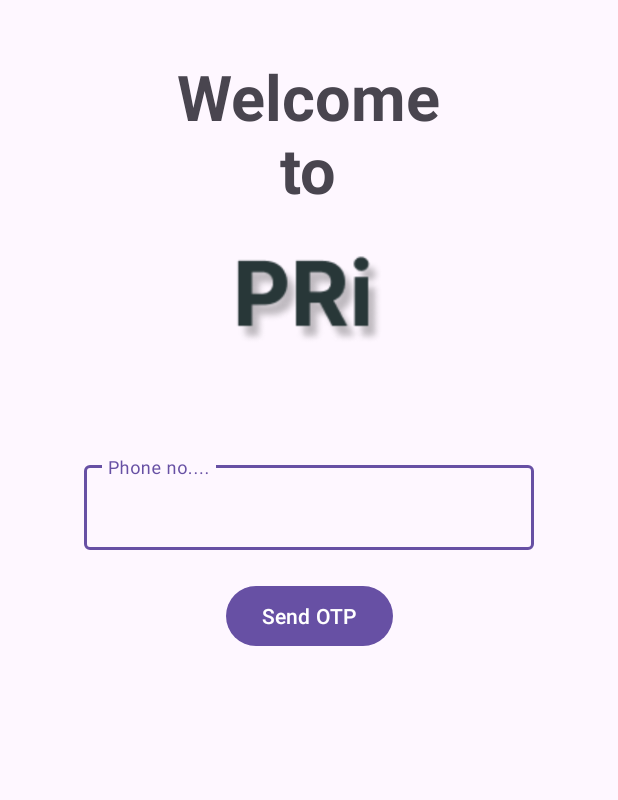
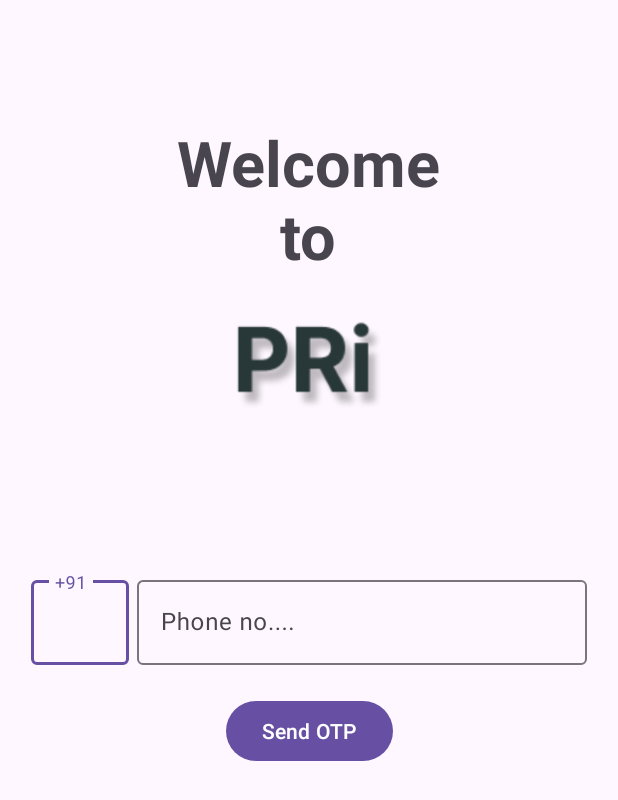
Before and after one commit to 5u00n/Priority, an Android app: the screen it shows after launch (LoginActivity), on a phone screen of 412 x 824 dp. Shown: the top 800 px of the screen. Run offline under Robolectric (Android 15) with nearby library versions, the phone set to English and light mode, and no system bars.

Commit message:
login design update

```diff
--- a/app/build.gradle
+++ b/app/build.gradle
@@ -27,6 +27,7 @@ android {
         sourceCompatibility JavaVersion.VERSION_1_8
         targetCompatibility JavaVersion.VERSION_1_8
     }
+
 }
 
 dependencies {
@@ -35,6 +36,7 @@ dependencies {
     implementation 'com.google.android.material:material:1.9.0'
     implementation 'androidx.constraintlayout:constraintlayout:2.1.4'
     implementation 'com.google.firebase:firebase-database-ktx:20.2.2'
+    implementation 'com.google.firebase:firebase-auth-ktx:22.1.2'
     testImplementation 'junit:junit:4.13.2'
     androidTestImplementation 'androidx.test.ext:junit:1.1.5'
     androidTestImplementation 'androidx.test.espresso:espresso-core:3.5.1'
--- a/app/src/main/java/dev/hembram/priority/MainActivity.java
+++ b/app/src/main/java/dev/hembram/priority/MainActivity.java
@@ -15,5 +15,6 @@ public class MainActivity extends AppCompatActivity {
         setContentView(R.layout.activity_main);
 
         startActivity(new Intent(this, LoginActivity.class));
+        finish();
     }
 }
--- /dev/null
+++ b/app/src/main/res/drawable/baseline_notification_add_24.xml
@@ -0,0 +1,5 @@
+<vector android:height="24dp" android:tint="#000000"
+    android:viewportHeight="24" android:viewportWidth="24"
+    android:width="24dp" xmlns:android="http://schemas.android.com/apk/res/android">
+    <path android:fillColor="@android:color/white" android:pathData="M10,20h4c0,1.1 -0.9,2 -2,2S10,21.1 10,20zM14,9c0,2.61 1.67,4.83 4,5.66L18,17h2v2H4v-2h2v-7c0,-2.79 1.91,-5.14 4.5,-5.8V3.5C10.5,2.67 11.17,2 12,2s1.5,0.67 1.5,1.5v0.7c0.71,0.18 1.36,0.49 1.95,0.9C14.54,6.14 14,7.51 14,9zM24,8h-3V5h-2v3h-3v2h3v3h2v-3h3V8z"/>
+</vector>
--- a/app/src/main/res/layout/activity_login.xml
+++ b/app/src/main/res/layout/activity_login.xml
@@ -6,11 +6,13 @@
     android:layout_height="match_parent"
     tools:context=".Login.LoginActivity">
 
+
+
     <TextView
         android:id="@+id/textView"
         android:layout_width="200dp"
         android:layout_height="wrap_content"
-        android:layout_marginTop="36dp"
+        android:layout_marginTop="80dp"
         android:gravity="center"
         android:text="Welcome to"
         android:textSize="42sp"
@@ -30,26 +32,48 @@
         app:layout_constraintStart_toStartOf="parent"
         app:layout_constraintTop_toBottomOf="@+id/textView" />
 
-    <com.google.android.material.textfield.TextInputLayout
+
+    <LinearLayout
+        android:layout_width="wrap_content"
+        android:layout_height="wrap_content"
         android:id="@+id/textInputLayout"
-        android:layout_width="300dp"
-        android:layout_height="wrap_content"
-        android:layout_marginTop="48dp"
+        app:layout_constraintBottom_toBottomOf="parent"
         app:layout_constraintEnd_toEndOf="parent"
         app:layout_constraintStart_toStartOf="parent"
-        app:layout_constraintTop_toBottomOf="@+id/imageView">
+        app:layout_constraintTop_toTopOf="parent"
+        android:orientation="horizontal">
+
+
+    <com.google.android.material.textfield.TextInputLayout
+        android:layout_width="65dp"
+        android:layout_height="wrap_content">
 
         <com.google.android.material.textfield.TextInputEditText
+            android:id="@+id/login_text_code"
             android:layout_width="match_parent"
             android:layout_height="match_parent"
-            android:maxLength="10"
-            android:hint="Phone no...." />
+            android:hint="+91"
+            android:maxLength="10" />
 
     </com.google.android.material.textfield.TextInputLayout>
+        <com.google.android.material.textfield.TextInputLayout
+            android:layout_width="300dp"
+            android:layout_height="wrap_content"
+            android:layout_marginLeft="5dp">
+
+            <com.google.android.material.textfield.TextInputEditText
+                android:id="@+id/login_text_phone"
+                android:layout_width="match_parent"
+                android:layout_height="match_parent"
+                android:hint="Phone no...."
+                android:maxLength="10" />
+
+        </com.google.android.material.textfield.TextInputLayout>
+    </LinearLayout>
 
 
     <com.google.android.material.button.MaterialButton
-        android:id="@+id/materialButton"
+        android:id="@+id/login_button_send_otp"
         android:layout_width="wrap_content"
         android:layout_height="wrap_content"
         android:layout_marginTop="20dp"
@@ -66,9 +90,10 @@
         android:layout_marginTop="31dp"
         app:layout_constraintEnd_toEndOf="parent"
         app:layout_constraintStart_toStartOf="parent"
-        app:layout_constraintTop_toBottomOf="@+id/materialButton">
+        app:layout_constraintTop_toBottomOf="@+id/login_button_send_otp">
 
         <com.google.android.material.textfield.TextInputEditText
+            android:id="@+id/login_text_otp"
             android:layout_width="match_parent"
             android:layout_height="match_parent"
             android:maxLength="6"
@@ -76,17 +101,29 @@
 
     </com.google.android.material.textfield.TextInputLayout>
 
+    <com.google.android.material.button.MaterialButton
+        android:id="@+id/login_button_login"
+        android:layout_width="wrap_content"
+        android:layout_height="wrap_content"
+        android:layout_marginTop="20dp"
+        android:text="Login"
+        android:visibility="gone"
+        app:layout_constraintEnd_toEndOf="parent"
+        app:layout_constraintStart_toStartOf="parent"
+        app:layout_constraintTop_toBottomOf="@+id/textInputLayout2" />
+
 
     <ProgressBar
-        android:visibility="gone"
         android:id="@+id/progressBar"
         style="?android:attr/progressBarStyle"
         android:layout_width="wrap_content"
         android:layout_height="wrap_content"
         android:layout_marginTop="61dp"
+
+        android:visibility="gone"
         app:layout_constraintEnd_toEndOf="parent"
         app:layout_constraintStart_toStartOf="parent"
-        app:layout_constraintTop_toBottomOf="@+id/textInputLayout2" />
+        app:layout_constraintTop_toBottomOf="@+id/login_button_login" />
 
 
 </androidx.constraintlayout.widget.ConstraintLayout>
--- a/app/src/main/res/values/strings.xml
+++ b/app/src/main/res/values/strings.xml
@@ -1,3 +1,5 @@
 <resources>
     <string name="app_name">Priority</string>
+    <string name="nav_open">Open</string>
+    <string name="nav_close">Close</string>
 </resources>
```
Also changed, not shown: app/src/main/AndroidManifest.xml (+6 -3 lines), app/src/main/java/dev/hembram/priority/Dashboard/DashboardActivity.java (added, +262 -0 lines), app/src/main/res/layout/activity_dashboard.xml (added, +26 -0 lines), app/src/main/res/layout/activity_main.xml (+14 -11 lines), app/src/main/res/layout/header_layout_main.xml (added, +14 -0 lines), app/src/main/res/layout/include_dashboard_layout.xml (added, +106 -0 lines).
